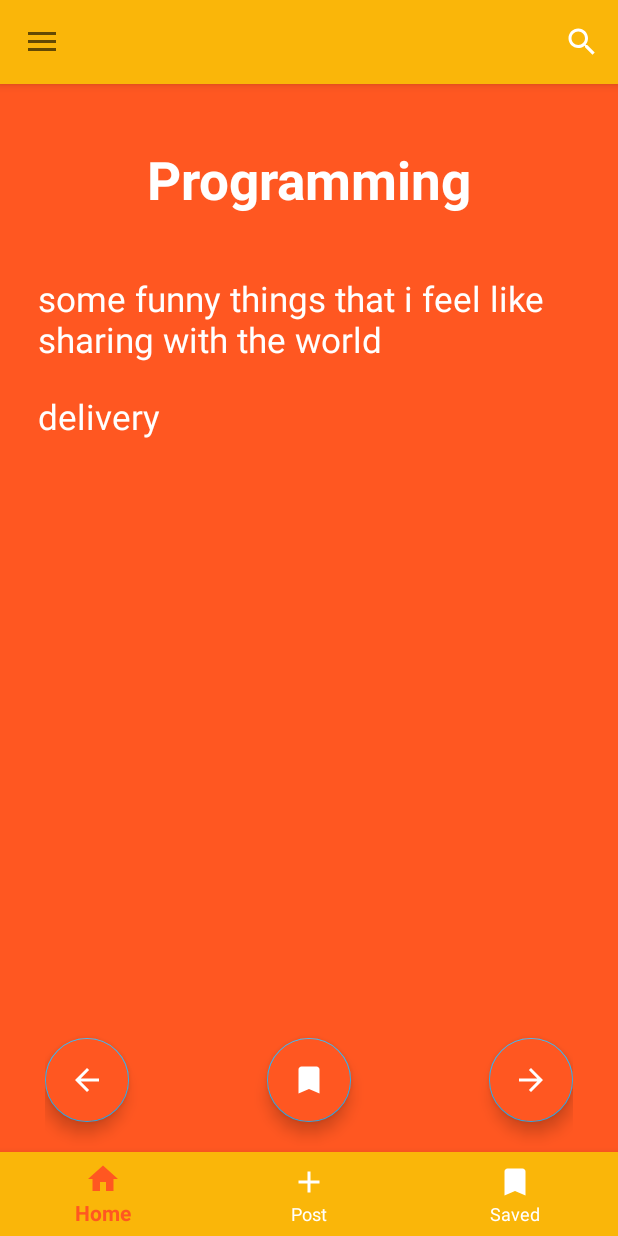
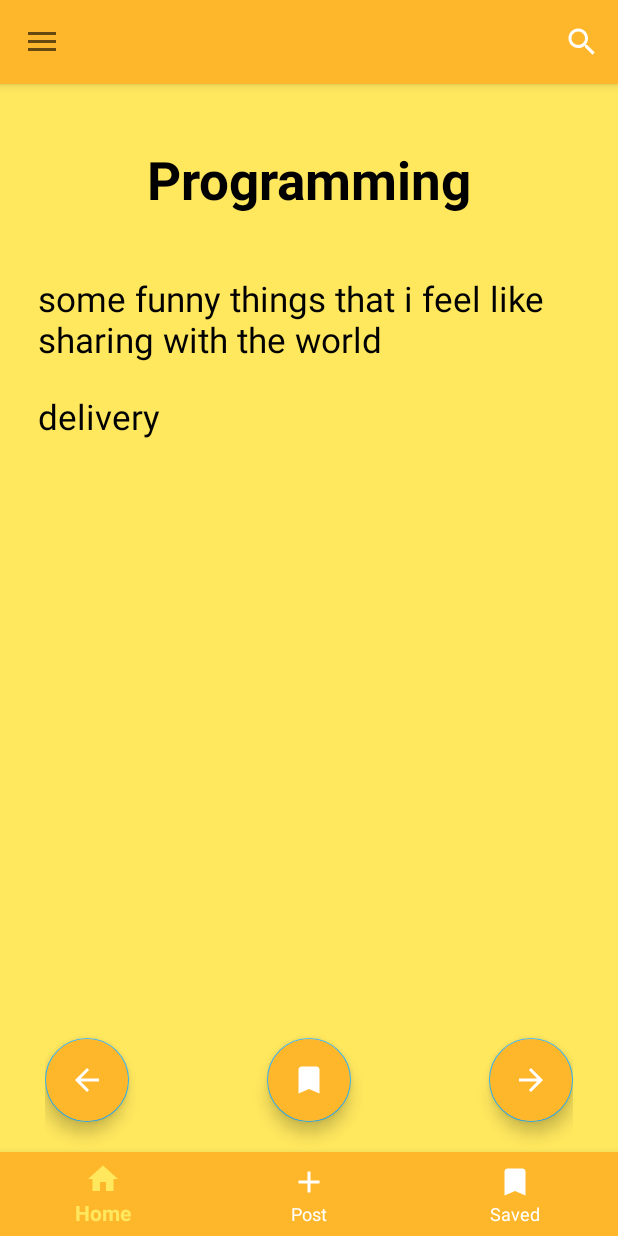
Before and after one commit to 4romgod/Got-Jokes, an Android app: the screen it shows after launch (MainActivity), on a phone screen of 412 x 824 dp. Run offline under Robolectric (Android 15) with nearby library versions, the phone set to English and light mode, and no system bars; our stand-ins replace Room's generated code; 1 statement that could not run was skipped.

```diff
--- a/app/src/main/java/com/fromgod/got_jokes/ViewPagerAdapter.java
+++ b/app/src/main/java/com/fromgod/got_jokes/ViewPagerAdapter.java
@@ -27,9 +27,9 @@ public class ViewPagerAdapter extends PagerAdapter {
     //public int[] listColors = {};
 
 
-    public ViewPagerAdapter(Context context){
+    public ViewPagerAdapter(Context context) {
         this.context = context;
-        listJokes.add(new Joke("Programming", "single", "some funny things that i feel like sharing with the world", "", ""));
+        listJokes.add(new Joke("Programming", "single", "some funny things that i feel like sharing with the world", "", "", false));
     }
 
     @Override
@@ -38,19 +38,19 @@ public class ViewPagerAdapter extends PagerAdapter {
     }
 
 
-    public void addJoke(Joke joke){
+    public void addJoke(Joke joke) {
         listJokes.add(joke);
         notifyDataSetChanged();
     }
 
-    public ArrayList<Joke> getListJokes(){
+    public ArrayList<Joke> getListJokes() {
         return listJokes;
     }
 
 
     @Override
     public boolean isViewFromObject(@NonNull View view, @NonNull Object object) {
-        return (view==(LinearLayout)object);
+        return (view == (LinearLayout) object);
     }
 
     @NonNull
@@ -67,19 +67,23 @@ public class ViewPagerAdapter extends PagerAdapter {
 
         //layoutItem.setBackgroundColor(listColors[position]);
 
-        if(listJokes.get(position).getType().equalsIgnoreCase(context.getString(R.string.single))){
-            textCategory.setText(listJokes.get(position).getCategory());
-            textSetup.setText(listJokes.get(position).getJoke());
-        }
-        else if(listJokes.get(position).getType().equalsIgnoreCase(context.getString(R.string.twopart))){
-            textCategory.setText(listJokes.get(position).getCategory());
-            textSetup.setText(listJokes.get(position).getSetup());
-            textDelivery.setText(listJokes.get(position).getDelivery());
+        if (listJokes.get(position).getError() == true) {
+            textCategory.setText("No matching joke found...");
+            textSetup.setText("");
+            textDelivery.setText("");
         }
         else {
-            textCategory.setText("Sorry! \nSomething went wrong... \n\nHaha Just joking... \n\nPress next to refresh");
-            textSetup.setText("");
-            textDelivery.setText("");
+
+            if (listJokes.get(position).getType().equalsIgnoreCase(context.getString(R.string.single))) {
+                textCategory.setText(listJokes.get(position).getCategory());
+                textSetup.setText(listJokes.get(position).getJoke());
+            }
+            else if (listJokes.get(position).getType().equalsIgnoreCase(context.getString(R.string.twopart))) {
+                textCategory.setText(listJokes.get(position).getCategory());
+                textSetup.setText(listJokes.get(position).getSetup());
+                textDelivery.setText(listJokes.get(position).getDelivery());
+            }
+
         }
 
         container.addView(itemView);        // important line
@@ -89,7 +93,7 @@ public class ViewPagerAdapter extends PagerAdapter {
 
     @Override
     public void destroyItem(@NonNull ViewGroup container, int position, @NonNull Object object) {
-        container.removeView((LinearLayout)object);
+        container.removeView((LinearLayout) object);
     }
 
 
--- a/app/src/main/java/com/fromgod/got_jokes/mvvm/model/Joke.java
+++ b/app/src/main/java/com/fromgod/got_jokes/mvvm/model/Joke.java
@@ -15,14 +15,16 @@ public class Joke {
     private String joke;
     private String setup;
     private String delivery;
+    private Boolean error;
 
 
-    public Joke(String category, String type, String joke, String setup, String delivery) {
+    public Joke(String category, String type, String joke, String setup, String delivery, Boolean error) {
         this.category = category;
         this.type = type;
         this.joke = joke;
         this.setup = setup;
         this.delivery = delivery;
+        this.error = error;
     }
 
 
@@ -74,6 +76,14 @@ public class Joke {
         this.delivery = delivery;
     }
 
+    public Boolean getError() {
+        return error;
+    }
+
+    public void setError(Boolean error) {
+        this.error = error;
+    }
+
     @Override
     public String toString() {
         return "Joke{" +
--- a/app/src/main/java/com/fromgod/got_jokes/mvvm/model/JokeDB.java
+++ b/app/src/main/java/com/fromgod/got_jokes/mvvm/model/JokeDB.java
@@ -5,11 +5,9 @@ import android.content.Context;
 import android.os.AsyncTask;
 import android.util.Log;
 
-import androidx.annotation.NonNull;
 import androidx.room.Database;
 import androidx.room.Room;
 import androidx.room.RoomDatabase;
-import androidx.sqlite.db.SupportSQLiteDatabase;
 
 @Database(entities = {Joke.class}, exportSchema = false, version = 1)
 public abstract class JokeDB extends RoomDatabase {
@@ -33,38 +31,8 @@ public abstract class JokeDB extends RoomDatabase {
                 Room.databaseBuilder(context.getApplicationContext(),
                         JokeDB.class, "joke_database");
 
-        return builder.fallbackToDestructiveMigration().addCallback(roomcallback).build();
+        return builder.fallbackToDestructiveMigration().build();
     }
 
 
-    private static RoomDatabase.Callback roomcallback = new RoomDatabase.Callback(){
-        @Override
-        public void onCreate(@NonNull SupportSQLiteDatabase db) {
-            super.onCreate(db);
-            Log.d(TAG, "onCreate: calling populate...");
-            new PopulateDbAsyncTask(INSTANCE).execute();
-        }
-
-    };
-
-    private static class PopulateDbAsyncTask extends AsyncTask<Void, Void, Void>{
-        private static final String TAG = "Populate";
-
-        private JokeDAO jokeDAO;
-
-        private PopulateDbAsyncTask(JokeDB db){
-            jokeDAO = db.jokeDAO();
-        }
-
-        @Override
-        protected Void doInBackground(Void... voids) {
-            Log.d(TAG, "doInBackground: Populating database");
-            jokeDAO.insert(new Joke("Programming", "single", "some funny things that i feel like sharing with the world", "", ""));
-            jokeDAO.insert(new Joke("Dark","twopart",  "some funny things that i feel like sharing with the world", "", ""));
-            jokeDAO.insert(new Joke("Miscellaneous","single",  "some funny things that i feel like sharing with the world", "", ""));
-
-            return null;
-        }
-    }
-
 }
--- a/app/src/main/res/layout/frag_laugh.xml
+++ b/app/src/main/res/layout/frag_laugh.xml
@@ -38,7 +38,7 @@
             android:id="@+id/fab_prev"
             android:layout_width="wrap_content"
             android:layout_height="wrap_content"
-            android:backgroundTint="@color/colorPrimaryDark"
+            android:backgroundTint="@color/colorPrimary"
             android:src="@drawable/ic_arrow_back_white_24dp"
             app:layout_constraintBottom_toBottomOf="parent"
             app:layout_constraintStart_toStartOf="parent"
@@ -50,7 +50,7 @@
             android:layout_width="wrap_content"
             android:layout_height="wrap_content"
             android:layout_margin="20dp"
-            android:backgroundTint="@color/colorPrimaryDark"
+            android:backgroundTint="@color/colorPrimary"
             android:src="@drawable/ic_save_save_24dp"
             app:layout_constraintBottom_toBottomOf="parent"
             app:layout_constraintEnd_toEndOf="parent"
@@ -62,7 +62,7 @@
             android:id="@+id/fab_next"
             android:layout_width="wrap_content"
             android:layout_height="wrap_content"
-            android:backgroundTint="@color/colorPrimaryDark"
+            android:backgroundTint="@color/colorPrimary"
             android:src="@drawable/ic_arrow_forward_white_24dp"
             app:layout_constraintBottom_toBottomOf="parent"
             app:layout_constraintEnd_toEndOf="parent"
--- a/app/src/main/res/layout/layout_item_joke.xml
+++ b/app/src/main/res/layout/layout_item_joke.xml
@@ -19,7 +19,7 @@
                 android:layout_height="wrap_content"
                 android:layout_marginTop="40dp"
                 android:text="categiry"
-                android:textColor="@color/white"
+                android:textColor="@color/black"
                 android:textSize="35dp"
                 android:textStyle="bold"
                 app:layout_constraintEnd_toEndOf="parent"
@@ -34,7 +34,7 @@
                 android:layout_marginTop="40dp"
                 android:paddingLeft="5dp"
                 android:text="setup"
-                android:textColor="@color/white"
+                android:textColor="@color/black"
                 android:textSize="23dp"
                 app:layout_constraintStart_toStartOf="parent"
                 app:layout_constraintTop_toBottomOf="@+id/text_category" />
@@ -46,7 +46,7 @@
                 android:layout_marginTop="20dp"
                 android:paddingLeft="5dp"
                 android:text="delivery"
-                android:textColor="@color/white"
+                android:textColor="@color/black"
                 android:textSize="23dp"
                 app:layout_constraintStart_toStartOf="parent"
                 app:layout_constraintTop_toBottomOf="@+id/text_setup" />
--- a/app/src/main/res/layout/layout_item_recycler.xml
+++ b/app/src/main/res/layout/layout_item_recycler.xml
@@ -20,8 +20,7 @@
             android:textColor="@color/black"
             android:maxLines="1"
             android:ellipsize="end"
-            android:layout_alignParentLeft="true"
-            />
+            android:layout_alignParentLeft="true"/>
 
         <TextView
             android:id="@+id/text_body"
--- a/app/src/main/res/values/colors.xml
+++ b/app/src/main/res/values/colors.xml
@@ -1,7 +1,7 @@
 <?xml version="1.0" encoding="utf-8"?>
 <resources>
-    <color name="colorPrimary">#fab609</color>
-    <color name="colorPrimaryDark">#ff5721</color>
+    <color name="colorPrimary">#feb72b</color>
+    <color name="colorPrimaryDark">#ffe75e</color>
     <color name="colorAccent">#30AEEF</color>
     <color name="white">#ffffff</color>
     <color name="black">#000000</color>
```
